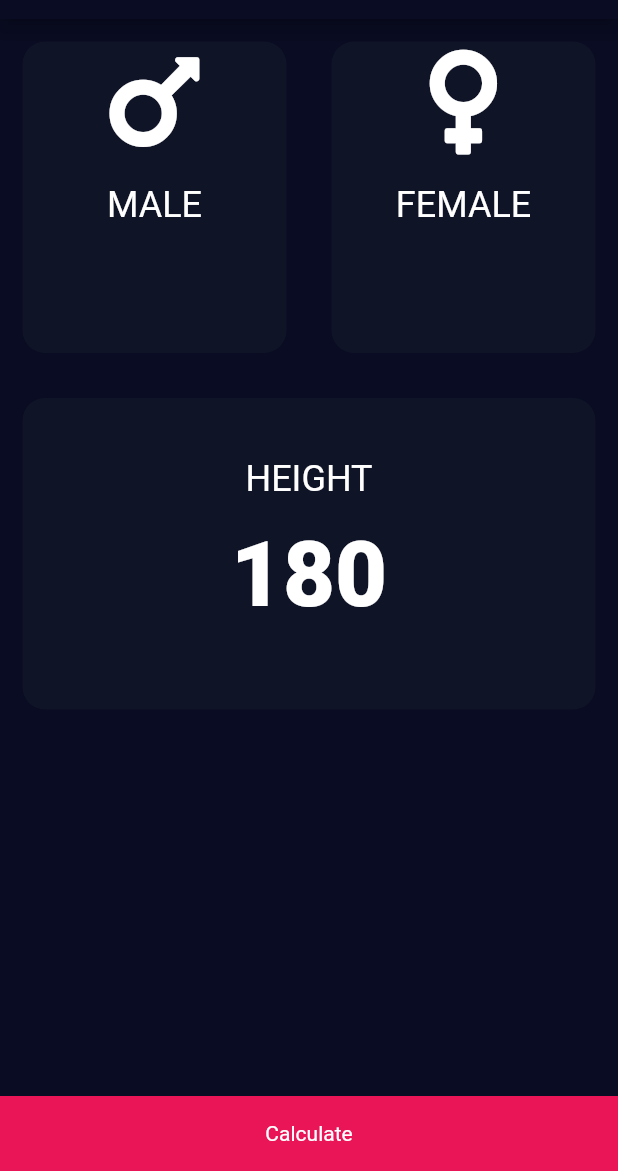
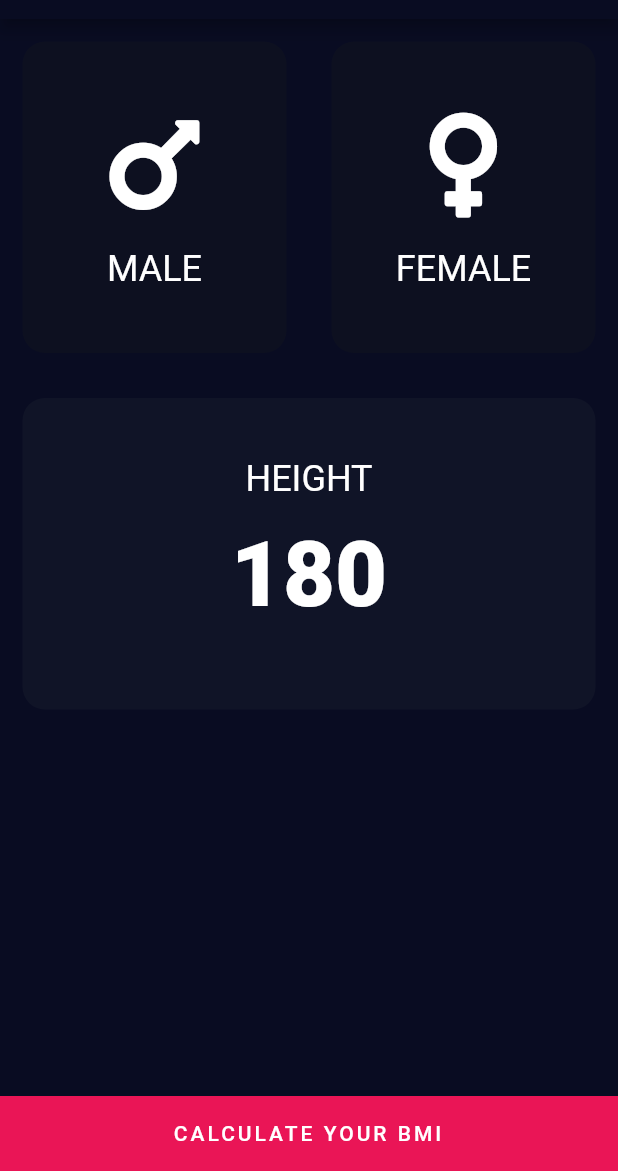
Before and after one commit to foysalmia/BMI-Calculator, a Flutter app: the screen it shows after launch, on a phone screen of 412 x 824 dp, the part 65-1236 px from its top. Run offline on Flutter 3.47's test engine with Material 2 defaults, Android fonts, the phone set to English and light mode, and no system bars; our stand-ins replace font_awesome_flutter.

Commit message:
gender selection done

```diff
--- /dev/null
+++ b/lib/bottom_button.dart
@@ -0,0 +1,26 @@
+import 'package:flutter/material.dart';
+import 'constantance.dart';
+
+class BottomButton extends StatelessWidget {
+  const BottomButton({Key? key}) : super(key: key);
+
+  @override
+  Widget build(BuildContext context) {
+    return Container(
+      margin: const EdgeInsets.only(top: 5.0),
+      color: kBottomButtonColor,
+      width: double.infinity,
+      height: 50.0,
+      child: const Center(
+        child: Text(
+          'CALCULATE YOUR BMI',
+          style: TextStyle(
+              color: Colors.white,
+              fontWeight: FontWeight.w500,
+              letterSpacing: 2.0),
+          textAlign: TextAlign.center,
+        ),
+      ),
+    );
+  }
+}
--- a/lib/card_child.dart
+++ b/lib/card_child.dart
@@ -10,13 +10,14 @@ class ChildCard extends StatelessWidget {
   @override
   Widget build(BuildContext context) {
     return Column(
+      mainAxisAlignment: MainAxisAlignment.center,
       children: [
         Icon(
           icon,
           size: 80.0,
         ),
-        SizedBox(
-          height: 15.0,
+        const SizedBox(
+          height: kSizedBoxHeight,
         ),
         Text(
           label.toString(),
--- a/lib/constantance.dart
+++ b/lib/constantance.dart
@@ -1,8 +1,10 @@
 import 'package:flutter/material.dart';
 
 const kPrimaryColor = Color(0xFF090C22);
-const kBoxColor = Color(0xFF101427);
+const kActiveColor = Color(0xFF101427);
+const kInactiveColor = Color(0xFF0D1020);
 const kBottomButtonColor = Color(0xFFEA1556);
+const kSizedBoxHeight = 15.0;
 
 const kTextTheme = TextTheme(
   bodyText1: TextStyle(
@@ -14,3 +16,11 @@ const kLabelTextStyle = TextStyle(
   color: Colors.white,
   fontSize: 24.0,
 );
+
+const kNumberTextStyle =
+    TextStyle(fontSize: 60.0, color: Colors.white, fontWeight: FontWeight.w900);
+
+enum Gender {
+  male,
+  female,
+}
--- /dev/null
+++ b/lib/height_card.dart
@@ -0,0 +1,38 @@
+import 'package:flutter/material.dart';
+import 'constantance.dart';
+
+class HeightCard extends StatelessWidget {
+  const HeightCard({
+    Key? key,
+  }) : super(key: key);
+
+  @override
+  Widget build(BuildContext context) {
+    return Column(
+      crossAxisAlignment: CrossAxisAlignment.stretch,
+      mainAxisAlignment: MainAxisAlignment.center,
+      children: const [
+        Text(
+          'HEIGHT',
+          style: kLabelTextStyle,
+          textAlign: TextAlign.center,
+        ),
+        SizedBox(
+          height: 15.0,
+        ),
+        Text(
+          '180',
+          style: kNumberTextStyle,
+          textAlign: TextAlign.center,
+        ),
+        SizedBox(
+          height: 13.0,
+        ),
+        SizedBox(
+          height: 2.0,
+          width: double.infinity,
+        ),
+      ],
+    );
+  }
+}
--- a/lib/input_page.dart
+++ b/lib/input_page.dart
@@ -1,10 +1,10 @@
-// ignore_for_file: prefer_const_constructors, use_key_in_widget_constructors
-
 import 'package:flutter/material.dart';
 import 'package:font_awesome_flutter/font_awesome_flutter.dart';
 import 'constantance.dart';
 import 'card_child.dart';
 import 'reuseable_card.dart';
+import 'height_card.dart';
+import 'bottom_button.dart';
 
 class InputPage extends StatefulWidget {
   const InputPage({Key? key}) : super(key: key);
@@ -14,6 +14,8 @@ class InputPage extends StatefulWidget {
 }
 
 class _InputPageState extends State<InputPage> {
+  Gender? selectedGender;
+
   @override
   Widget build(BuildContext context) {
     return Scaffold(
@@ -28,20 +30,38 @@ class _InputPageState extends State<InputPage> {
               child: Row(
             children: [
               Expanded(
+                child: GestureDetector(
+                  onTap: () {
+                    setState(() {
+                      selectedGender = Gender.male;
+                    });
+                  },
                   child: ReUseable(
-                  color: kBoxColor,
+                    color: selectedGender == Gender.male
+                        ? kActiveColor
+                        : kInactiveColor,
                     cardChild: ChildCard(
                       icon: FontAwesomeIcons.mars,
                       label: 'MALE',
                     ),
                   ),
                 ),
+              ),
               Expanded(
+                child: GestureDetector(
+                  onTap: () {
+                    setState(() {
+                      selectedGender = Gender.female;
+                    });
+                  },
                   child: ReUseable(
-                  color: kBoxColor,
+                    color: selectedGender == Gender.female
+                        ? kActiveColor
+                        : kInactiveColor,
                     cardChild: ChildCard(
                       icon: FontAwesomeIcons.venus,
                       label: 'FEMALE',
+                    ),
                   ),
                 ),
               ),
@@ -49,38 +69,8 @@ class _InputPageState extends State<InputPage> {
           )),
           Expanded(
             child: ReUseable(
-              color: kBoxColor,
-              cardChild: Center(
-                child: Column(
-                  crossAxisAlignment: CrossAxisAlignment.stretch,
-                  mainAxisAlignment: MainAxisAlignment.center,
-                  children: [
-                    Text(
-                      'HEIGHT',
-                      style: kLabelTextStyle,
-                      textAlign: TextAlign.center,
-                    ),
-                    SizedBox(
-                      height: 15.0,
-                    ),
-                    Text(
-                      '180',
-                      style: TextStyle(
-                          fontSize: 60.0,
-                          color: Colors.white,
-                          fontWeight: FontWeight.w900),
-                      textAlign: TextAlign.center,
-                    ),
-                    SizedBox(
-                      height: 13.0,
-                    ),
-                    SizedBox(
-                      height: 2.0,
-                      width: double.infinity,
-                    ),
-                  ],
-                ),
-              ),
+              color: kActiveColor,
+              cardChild: HeightCard(),
             ),
           ),
           Expanded(
@@ -95,21 +85,7 @@ class _InputPageState extends State<InputPage> {
               ],
             ),
           ),
-          Container(
-            margin: EdgeInsets.only(top: 5.0),
-            color: kBottomButtonColor,
-            width: double.infinity,
-            height: 50.0,
-            child: Center(
-              child: Text(
-                'Calculate',
-                style: TextStyle(
-                  color: Colors.white,
-                ),
-                textAlign: TextAlign.center,
-              ),
-            ),
-          ),
+          const BottomButton(),
         ],
       ),
     );
```
Lines whose indentation alone changed are shown as unchanged.
